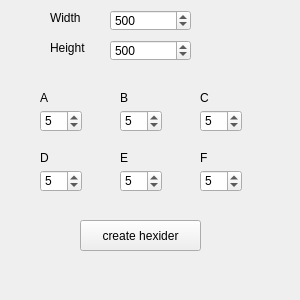
First picture: the form in geksider/mainwindow.ui, repository prokitos/geksider_draw, before the edit.
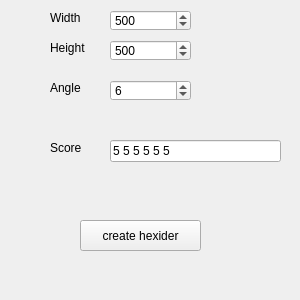
Second picture: the form after the edit.

Diff of the .ui file:
```diff
--- a/geksider/mainwindow.ui
+++ b/geksider/mainwindow.ui
@@ -39,183 +39,6 @@
      <string>create hexider</string>
     </property>
    </widget>
-   <widget class="QSpinBox" name="input1">
-    <property name="geometry">
-     <rect>
-      <x>40</x>
-      <y>110</y>
-      <width>42</width>
-      <height>22</height>
-     </rect>
-    </property>
-    <property name="maximum">
-     <number>10</number>
-    </property>
-    <property name="value">
-     <number>5</number>
-    </property>
-   </widget>
-   <widget class="QSpinBox" name="input2">
-    <property name="geometry">
-     <rect>
-      <x>120</x>
-      <y>110</y>
-      <width>42</width>
-      <height>22</height>
-     </rect>
-    </property>
-    <property name="maximum">
-     <number>10</number>
-    </property>
-    <property name="value">
-     <number>5</number>
-    </property>
-   </widget>
-   <widget class="QSpinBox" name="input3">
-    <property name="geometry">
-     <rect>
-      <x>200</x>
-      <y>110</y>
-      <width>42</width>
-      <height>22</height>
-     </rect>
-    </property>
-    <property name="maximum">
-     <number>10</number>
-    </property>
-    <property name="value">
-     <number>5</number>
-    </property>
-   </widget>
-   <widget class="QSpinBox" name="input4">
-    <property name="geometry">
-     <rect>
-      <x>40</x>
-      <y>170</y>
-      <width>42</width>
-      <height>22</height>
-     </rect>
-    </property>
-    <property name="maximum">
-     <number>10</number>
-    </property>
-    <property name="value">
-     <number>5</number>
-    </property>
-   </widget>
-   <widget class="QSpinBox" name="input5">
-    <property name="geometry">
-     <rect>
-      <x>120</x>
-      <y>170</y>
-      <width>42</width>
-      <height>22</height>
-     </rect>
-    </property>
-    <property name="maximum">
-     <number>10</number>
-    </property>
-    <property name="value">
-     <number>5</number>
-    </property>
-   </widget>
-   <widget class="QSpinBox" name="input6">
-    <property name="geometry">
-     <rect>
-      <x>200</x>
-      <y>170</y>
-      <width>42</width>
-      <height>22</height>
-     </rect>
-    </property>
-    <property name="maximum">
-     <number>10</number>
-    </property>
-    <property name="value">
-     <number>5</number>
-    </property>
-   </widget>
-   <widget class="QLabel" name="label">
-    <property name="geometry">
-     <rect>
-      <x>40</x>
-      <y>90</y>
-      <width>49</width>
-      <height>16</height>
-     </rect>
-    </property>
-    <property name="text">
-     <string>A</string>
-    </property>
-   </widget>
-   <widget class="QLabel" name="label_2">
-    <property name="geometry">
-     <rect>
-      <x>120</x>
-      <y>90</y>
-      <width>49</width>
-      <height>16</height>
-     </rect>
-    </property>
-    <property name="text">
-     <string>B</string>
-    </property>
-   </widget>
-   <widget class="QLabel" name="label_3">
-    <property name="geometry">
-     <rect>
-      <x>200</x>
-      <y>90</y>
-      <width>49</width>
-      <height>16</height>
-     </rect>
-    </property>
-    <property name="text">
-     <string>C</string>
-    </property>
-   </widget>
-   <widget class="QLabel" name="label_4">
-    <property name="geometry">
-     <rect>
-      <x>40</x>
-      <y>150</y>
-      <width>49</width>
-      <height>16</height>
-     </rect>
-    </property>
-    <property name="text">
-     <string>D</string>
-    </property>
-   </widget>
-   <widget class="QLabel" name="label_5">
-    <property name="geometry">
-     <rect>
-      <x>120</x>
-      <y>150</y>
-      <width>49</width>
-      <height>16</height>
-     </rect>
-    </property>
-    <property name="lineWidth">
-     <number>0</number>
-    </property>
-    <property name="text">
-     <string>E</string>
-    </property>
-   </widget>
-   <widget class="QLabel" name="label_6">
-    <property name="geometry">
-     <rect>
-      <x>200</x>
-      <y>150</y>
-      <width>49</width>
-      <height>16</height>
-     </rect>
-    </property>
-    <property name="text">
-     <string>F</string>
-    </property>
-   </widget>
    <widget class="QSpinBox" name="inputH">
     <property name="geometry">
      <rect>
@@ -280,6 +103,64 @@
      <string>Height</string>
     </property>
    </widget>
+   <widget class="QSpinBox" name="inputAngle">
+    <property name="geometry">
+     <rect>
+      <x>110</x>
+      <y>80</y>
+      <width>81</width>
+      <height>21</height>
+     </rect>
+    </property>
+    <property name="minimum">
+     <number>3</number>
+    </property>
+    <property name="maximum">
+     <number>10</number>
+    </property>
+    <property name="value">
+     <number>6</number>
+    </property>
+   </widget>
+   <widget class="QLabel" name="label_9">
+    <property name="geometry">
+     <rect>
+      <x>50</x>
+      <y>80</y>
+      <width>49</width>
+      <height>16</height>
+     </rect>
+    </property>
+    <property name="text">
+     <string>Angle</string>
+    </property>
+   </widget>
+   <widget class="QLineEdit" name="inputScore">
+    <property name="geometry">
+     <rect>
+      <x>110</x>
+      <y>140</y>
+      <width>171</width>
+      <height>22</height>
+     </rect>
+    </property>
+    <property name="text">
+     <string>5 5 5 5 5 5</string>
+    </property>
+   </widget>
+   <widget class="QLabel" name="label_10">
+    <property name="geometry">
+     <rect>
+      <x>50</x>
+      <y>140</y>
+      <width>49</width>
+      <height>16</height>
+     </rect>
+    </property>
+    <property name="text">
+     <string>Score</string>
+    </property>
+   </widget>
   </widget>
   <widget class="QMenuBar" name="menubar">
    <property name="geometry">
```
